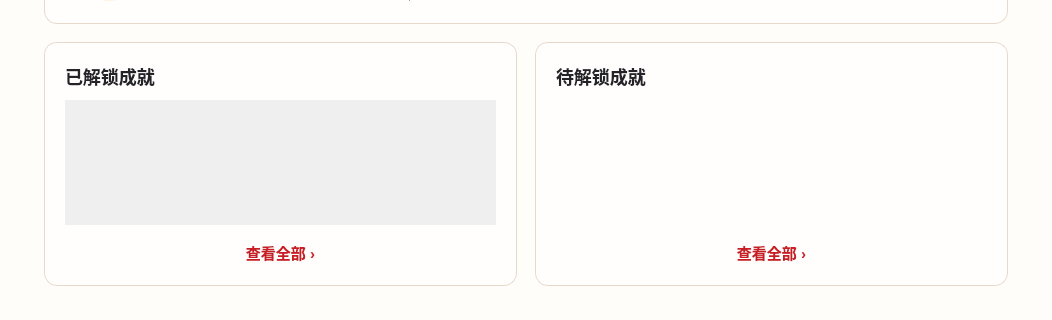
Qt form pages/achievement.ui (Rain16hyx/PKUsleeper) before a commit; both pictures show x 0 to 1052 and y 400 to 720 of the 1052 by 720 pixel window.
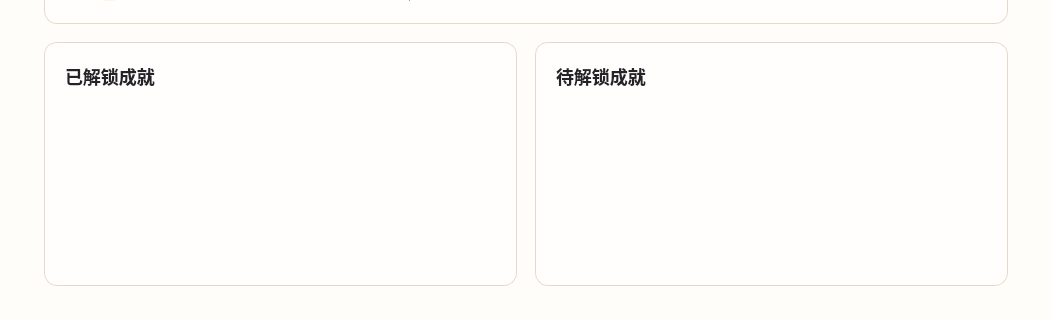
The same form after that commit.

```diff
--- a/pages/achievement.ui
+++ b/pages/achievement.ui
@@ -222,20 +222,7 @@
     font-size: 14px;
 }
 
-#viewAllButton,
-#viewAllButton_2 {
-    min-height: 34px;
-    border: none;
-    background: transparent;
-    color: #c91d25;
-    font-size: 15px;
-    font-weight: 800;
-}
-
-#viewAllButton:hover,
-#viewAllButton_2:hover {
-    color: #9f1118;
-}</string>
+</string>
   </property>
   <layout class="QVBoxLayout" name="verticalLayout" stretch="0,0,0,1">
    <property name="spacing">
@@ -454,7 +441,7 @@
         <item><widget class="QLabel" name="cardTitle"><property name="text"><string>已解锁成就</string></property></widget></item>
         <item>
          <widget class="QScrollArea" name="unlockedScrollArea">
-          <property name="widgetResizeable">
+          <property name="widgetResizable">
            <bool>true</bool>
           </property>
           
@@ -491,13 +478,6 @@
           </widget>
          </widget>
         </item>
-        <item>
-         <widget class="QPushButton" name="viewAllButton">
-          <property name="text">
-           <string>查看全部 ›</string>
-          </property>
-         </widget>
-        </item>
        </layout>
       </widget>
      </item>
@@ -584,14 +564,6 @@
          </widget>
         </item>
 
-        <item>
-         <widget class="QPushButton" name="viewAllButton_2">
-          <property name="text">
-           <string>查看全部 ›</string>
-          </property>
-         </widget>
-        </item>
-
        </layout>
 
       </widget>
```
